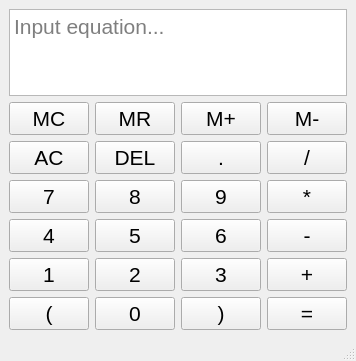
Old version of the form OOP/Lab3_Calculator/mainwindow.ui in the repository SharkyJunior/2nd-Semester-Projects.
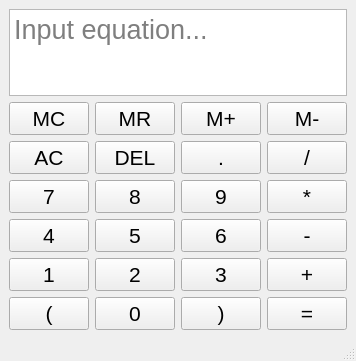
New version of the form.

Patch:
```diff
--- a/OOP/Lab3_Calculator/mainwindow.ui
+++ b/OOP/Lab3_Calculator/mainwindow.ui
@@ -19,7 +19,7 @@
      <widget class="QTextEdit" name="formulaLabel">
       <property name="font">
        <font>
-        <pointsize>16</pointsize>
+        <pointsize>20</pointsize>
        </font>
       </property>
       <property name="undoRedoEnabled">
```
